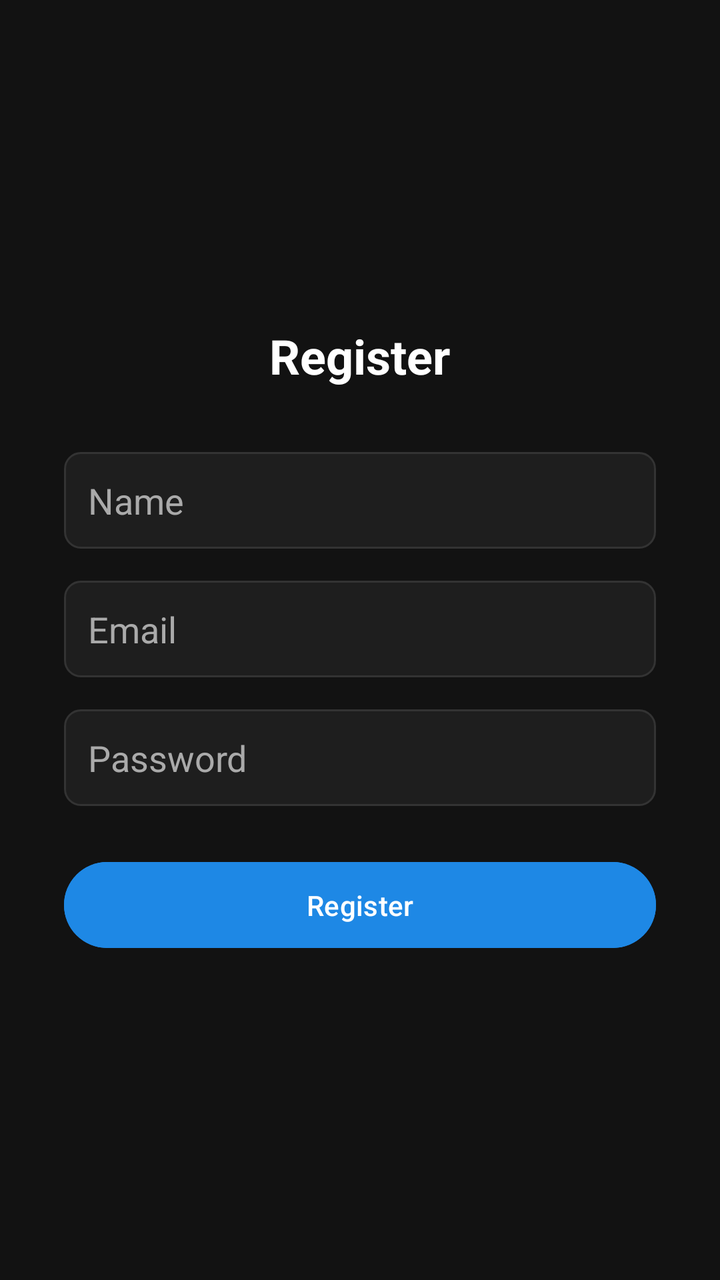
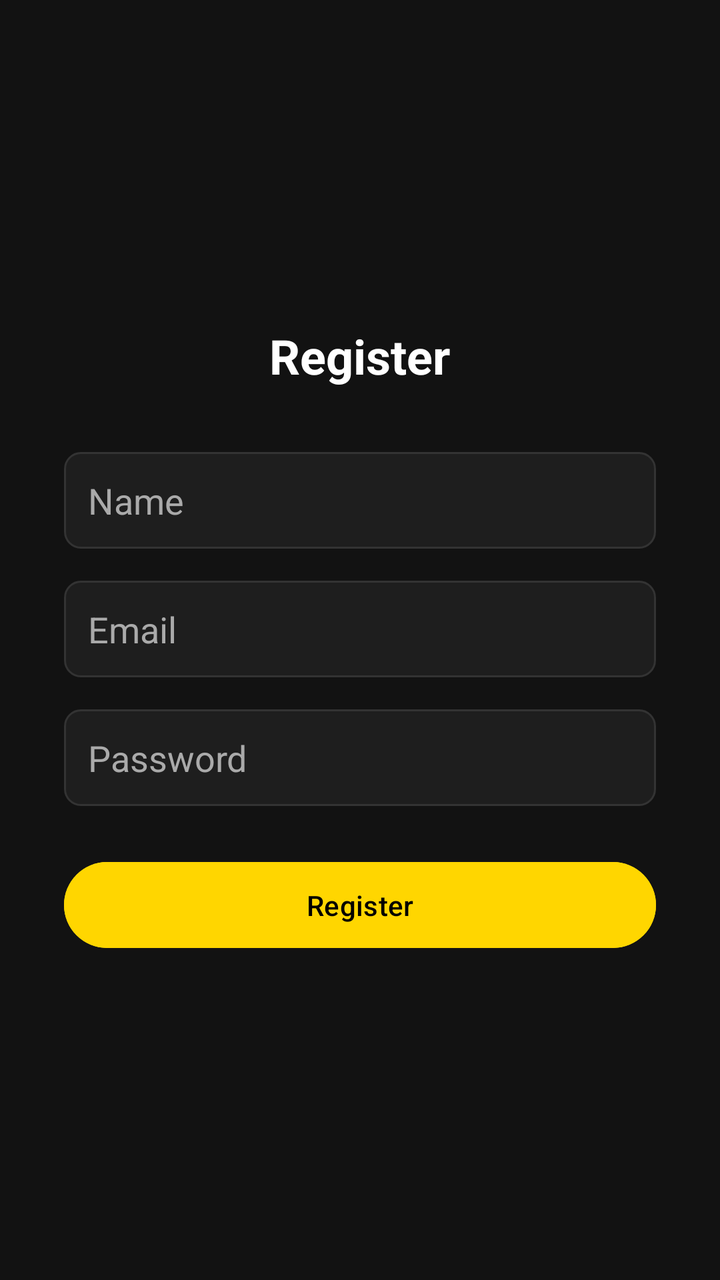

Screens rendered from an Android XML layout before and after an edit, with the pre-edit source and the edit as a unified diff.
<!-- AndroidManifest.xml: application theme Theme.BookBorrow -->
<!-- res/layout/activity_register.xml -->
<?xml version="1.0" encoding="utf-8"?>
<LinearLayout xmlns:android="http://schemas.android.com/apk/res/android"
    android:id="@+id/register_root"
    android:layout_width="match_parent"
    android:layout_height="match_parent"
    android:orientation="vertical"
    android:gravity="center"
    android:padding="32dp"
    android:background="#121212">

    <TextView
        android:layout_width="wrap_content"
        android:layout_height="wrap_content"
        android:text="Register"
        android:textSize="24sp"
        android:textStyle="bold"
        android:textColor="#FFFFFF"
        android:layout_marginBottom="32dp" />

    <EditText
        android:id="@+id/etName"
        android:layout_width="match_parent"
        android:layout_height="wrap_content"
        android:hint="Name"
        android:textColorHint="#AAAAAA"
        android:background="@drawable/edit_text_dark"
        android:layout_marginBottom="16dp"
        android:padding="12dp" />

    <EditText
        android:id="@+id/etEmail"
        android:layout_width="match_parent"
        android:layout_height="wrap_content"
        android:hint="Email"
        android:inputType="textEmailAddress"
        android:textColorHint="#AAAAAA"
        android:background="@drawable/edit_text_dark"
        android:layout_marginBottom="16dp"
        android:padding="12dp" />

    <EditText
        android:id="@+id/etPassword"
        android:layout_width="match_parent"
        android:layout_height="wrap_content"
        android:hint="Password"
        android:inputType="textPassword"
        android:textColorHint="#AAAAAA"
        android:textColor="#FFFFFF"
        android:background="@drawable/edit_text_dark"
        android:layout_marginBottom="24dp"
        android:padding="12dp" />

    <Button
        android:id="@+id/btnRegister"
        android:layout_width="match_parent"
        android:layout_height="wrap_content"
        android:text="Register"
        android:textColor="#FFFFFF"
        android:backgroundTint="#1E88E5"
        android:padding="12dp"
        android:stateListAnimator="@null" />

</LinearLayout>
<!-- resources referenced by this layout -->
<resources>
  <!-- drawable edit_text_dark (drawable) -->
  <shape xmlns:android="http://schemas.android.com/apk/res/android"
      android:shape="rectangle">
      <solid android:color="#1E1E1E"/>
      <corners android:radius="8dp"/>
      <stroke
          android:width="1dp"
          android:color="#333333"/>
  </shape>
  <style name="Theme.BookBorrow" parent="Base.Theme.BookBorrow" />
  <style name="Base.Theme.BookBorrow" parent="Theme.Material3.DayNight.NoActionBar">
          
          
      </style>
</resources>

<!-- the commit's change to res/layout/activity_register.xml (unified diff, before → after) -->
@@ -55,8 +55,8 @@
         android:layout_width="match_parent"
         android:layout_height="wrap_content"
         android:text="Register"
-        android:textColor="#FFFFFF"
-        android:backgroundTint="#1E88E5"
+        android:textColor="#000000"
+        android:backgroundTint="#FFD600"
         android:padding="12dp"
         android:stateListAnimator="@null" />
 
